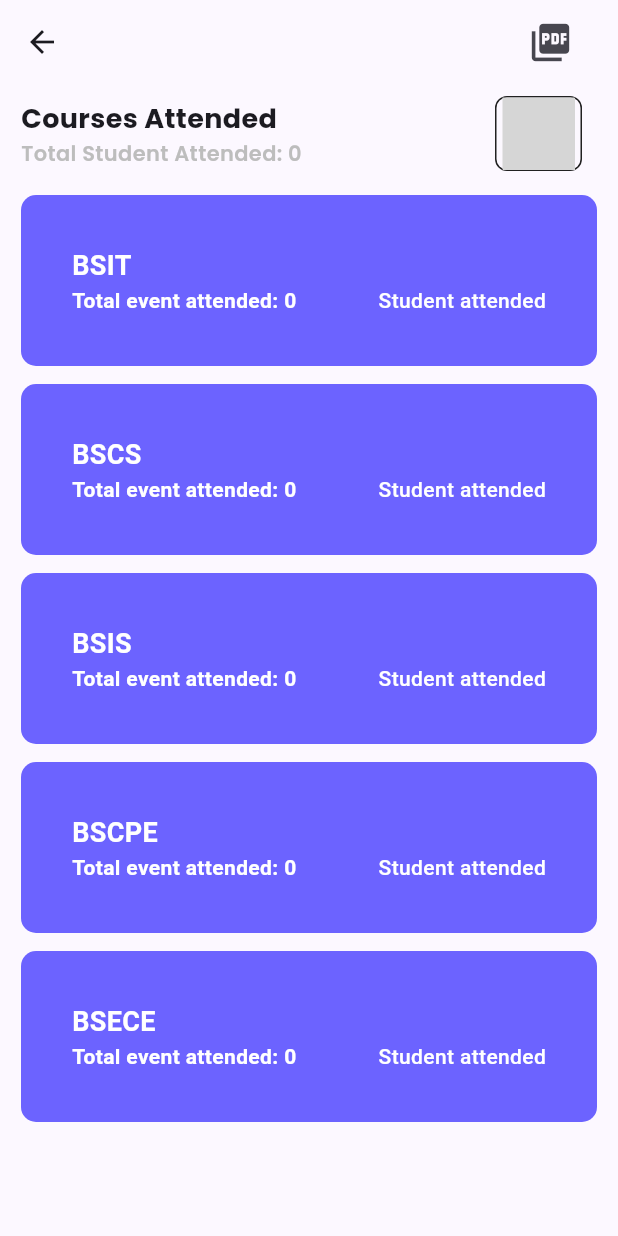
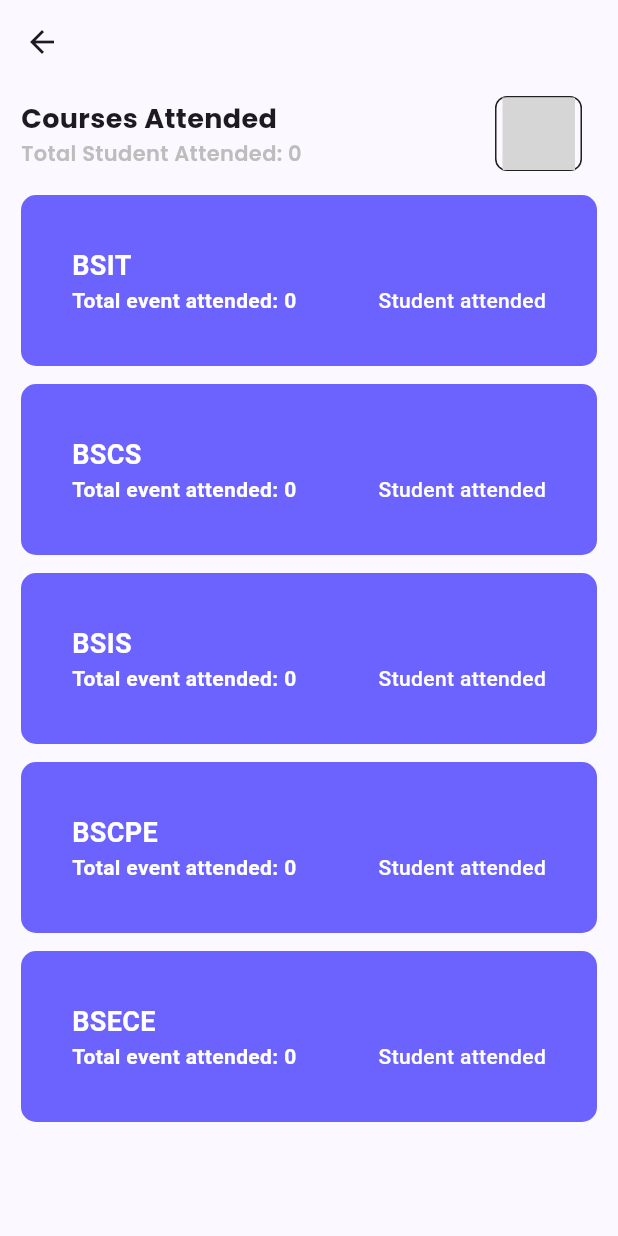
Before and after one commit to japoy143/qr-app, a Flutter app: the CoursesSummaryScreen screen opened directly with empty values, on a phone screen of 412 x 824 dp. Run offline on Flutter 3.47's test engine with Material 3 defaults, Android fonts, the phone set to English and light mode, and no system bars; drawn by our look-alikes of toastification; our stand-ins replace connectivity_plus, flutter_dotenv, flutter_local_notifications, flutter_slidable, flutter_svg, get and 14 more; missing offline and left inert: bottom_picker, dart:ffi, encrypt_decrypt_plus, flutter_barcode_scanner, flutter_dropdown; accounts and stored records are empty; grey boxes are pictures that could not be loaded.

Commit message:
feat:checkpoint

```diff
--- a/lib/screens/eventscreen.dart
+++ b/lib/screens/eventscreen.dart
@@ -219,6 +219,7 @@ class _EventScreenState extends State<EventScreen> {
       _eventDescriptionController.text = item.eventDescription;
       _eventPlaceController.text = item.eventPlace;
       _eventIdController.text = item.id.toString();
+      _eventPenaltyController.text = item.eventPenalty.toString();
     });
     showDialog(
         context: context,
@@ -336,7 +337,6 @@ class _EventScreenState extends State<EventScreen> {
         //events
         List<EventType> allEvents = provider.eventList;
 
-        //sort by date
         allEvents.sort((a, b) => a.eventDate.compareTo(b.eventDate));
 
         //filter event ended
--- a/lib/screens/eventsummaryscreen.dart
+++ b/lib/screens/eventsummaryscreen.dart
@@ -86,7 +86,8 @@ class _EventSummaryScreenState extends State<EventSummaryScreen> {
                     Container(
                       child: Row(
                         children: [
-                          GestureDetector(
+                          isAdmin
+                              ? GestureDetector(
                                   onTap: () => Navigator.of(context).push(
                                       MaterialPageRoute(
                                           builder: (context) =>
@@ -95,7 +96,8 @@ class _EventSummaryScreenState extends State<EventSummaryScreen> {
                                     Icons.edit_note,
                                     size: 30,
                                   ),
-                          ),
+                                )
+                              : SizedBox.shrink(),
                           Consumer<UsersProvider>(
                             builder: (context, provider, widget) {
                               List<UsersType> allUsers = provider.userList;
@@ -120,17 +122,22 @@ class _EventSummaryScreenState extends State<EventSummaryScreen> {
                                     List<PenaltyValues> penaltyValuesList =
                                         provider.penaltyList;
 
-                                    return GestureDetector(
+                                    return isAdmin
+                                        ? GestureDetector(
                                             onTap: () async {
-                                          SaveAndDownloadMultiplePdf.createPdf(
+                                              SaveAndDownloadMultiplePdf
+                                                  .createPdf(
                                                       events: sortedEventEnded,
-                                              users: alphabeticalStudents,
-                                              penaltyValues: penaltyValuesList);
+                                                      users:
+                                                          alphabeticalStudents,
+                                                      penaltyValues:
+                                                          penaltyValuesList);
                                             },
                                             child: const Icon(
                                               Icons.picture_as_pdf,
                                               size: 30,
-                                        ));
+                                            ))
+                                        : SizedBox.shrink();
                                   },
                                 ),
                               );
--- a/lib/utils/eventscreenUtils/eventbox.dart
+++ b/lib/utils/eventscreenUtils/eventbox.dart
@@ -125,13 +125,14 @@ class _EventBoxState extends State<EventBox> {
 
   @override
   Widget build(BuildContext context) {
-    String formattedDate = DateFormat('MMM d').format(item.eventDate);
-    List splittedDate = formattedDate.split(" ");
-
     return Consumer<EventProvider>(
       builder: (context, provider, child) {
         final event = provider.eventList
             .firstWhere((element) => element.id == widget.items.id);
+
+        String formattedDate = DateFormat('MMM d').format(event.eventDate);
+        List splittedDate = formattedDate.split(" ");
+
         return Column(
           children: [
             Padding(
--- a/lib/utils/eventsummaryUtils/coursesSummary.dart
+++ b/lib/utils/eventsummaryUtils/coursesSummary.dart
@@ -101,6 +101,18 @@ class _CoursesSummaryScreenState extends State<CoursesSummaryScreen> {
     return eventIdFilter.length;
   }
 
+  int getTotalStudentsAttended(String course, List<EventAttendance> attendance,
+      String year, int EventId) {
+    List attended = attendance
+        .where((element) =>
+            element.studentCourse == course &&
+            element.studentYear == year &&
+            element.eventId == EventId)
+        .toList();
+
+    return attended.length;
+  }
+
   @override
   Widget build(BuildContext context) {
     Color purple = Color(colorscheme.hexColor(colorscheme.primaryColor));
@@ -160,36 +172,36 @@ class _CoursesSummaryScreenState extends State<CoursesSummaryScreen> {
 
     return Scaffold(
       appBar: AppBar(
-        actions: [
-          Consumer<UsersProvider>(
-            builder: (context, provider, widget) {
-              provider.getUsers();
-              List<UsersType> allUsers = provider.userList;
+          // actions: [
+          //   Consumer<UsersProvider>(
+          //     builder: (context, provider, widget) {
+          //       provider.getUsers();
+          //       List<UsersType> allUsers = provider.userList;
 
-              //filter admins
-              List<UsersType> onlyStudent = allUsers
-                  .where((element) => element.isAdmin == false)
-                  .toList();
+          //       //filter admins
+          //       List<UsersType> onlyStudent = allUsers
+          //           .where((element) => element.isAdmin == false)
+          //           .toList();
 
-              // Sort user alphabetically (case-insensitive)
-              List<UsersType> alphabeticalStudents = onlyStudent.toList()
-                ..sort((a, b) => a.userName
-                    .toLowerCase()
-                    .compareTo(b.userName.toLowerCase()));
+          //       // Sort user alphabetically (case-insensitive)
+          //       List<UsersType> alphabeticalStudents = onlyStudent.toList()
+          //         ..sort((a, b) => a.userName
+          //             .toLowerCase()
+          //             .compareTo(b.userName.toLowerCase()));
 
-              return Padding(
-                padding: const EdgeInsets.symmetric(horizontal: 30.0),
-                child: GestureDetector(
-                    onTap: () async {},
-                    child: const Icon(
-                      Icons.picture_as_pdf,
-                      size: 30,
-                    )),
-              );
-            },
-          )
-        ],
-      ),
+          //       return Padding(
+          //         padding: const EdgeInsets.symmetric(horizontal: 30.0),
+          //         child: GestureDetector(
+          //             onTap: () async {},
+          //             child: const Icon(
+          //               Icons.picture_as_pdf,
+          //               size: 30,
+          //             )),
+          //       );
+          //     },
+          //   )
+          // ],
+          ),
       body: Padding(
         padding: const EdgeInsets.fromLTRB(14.0, 8, 14, 0),
         child: SafeArea(
@@ -250,6 +262,7 @@ class _CoursesSummaryScreenState extends State<CoursesSummaryScreen> {
                     itemCount: penalty.length,
                     itemBuilder: (context, index) {
                       final item = penalty.elementAt(index);
+
                       return Padding(
                         padding: const EdgeInsets.symmetric(vertical: 6),
                         child: GestureDetector(
@@ -280,11 +293,17 @@ class _CoursesSummaryScreenState extends State<CoursesSummaryScreen> {
                                           color: colorscheme.secondaryColor,
                                           fontWeight: FontWeight.w700),
                                     ),
-                                    Text(
-                                      'Total event attended: ${item.eventAttended}',
-                                      style: TextStyle(
-                                          color: colorscheme.secondaryColor,
-                                          fontWeight: FontWeight.w600),
+                                    Consumer<EventAttendanceProvider>(
+                                      builder: (context, provider, child) {
+                                        List<EventAttendance> attendanceList =
+                                            provider.eventAttendanceList;
+                                        return Text(
+                                          'Total event attended: ${getTotalStudentsAttended(item.courseName, attendanceList, selectedYear.toString() ?? '1', widget.eventId)}',
+                                          style: TextStyle(
+                                              color: colorscheme.secondaryColor,
+                                              fontWeight: FontWeight.w600),
+                                        );
+                                      },
                                     ),
                                   ],
                                 ),
```
Lines whose indentation alone changed are shown as unchanged.
